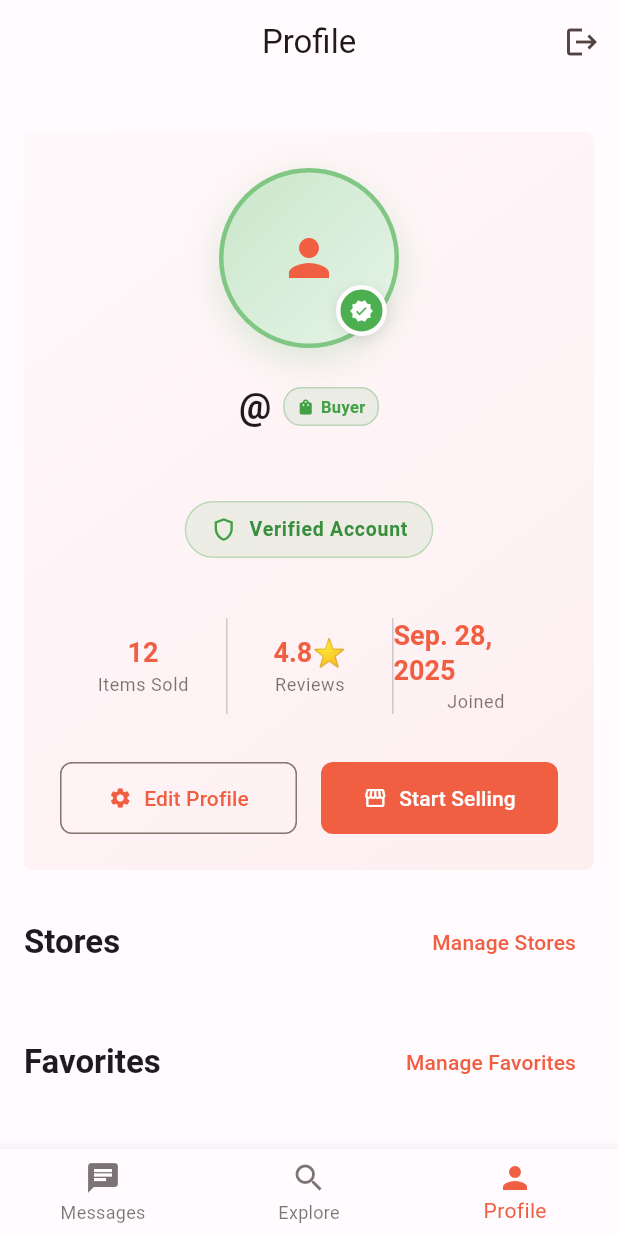
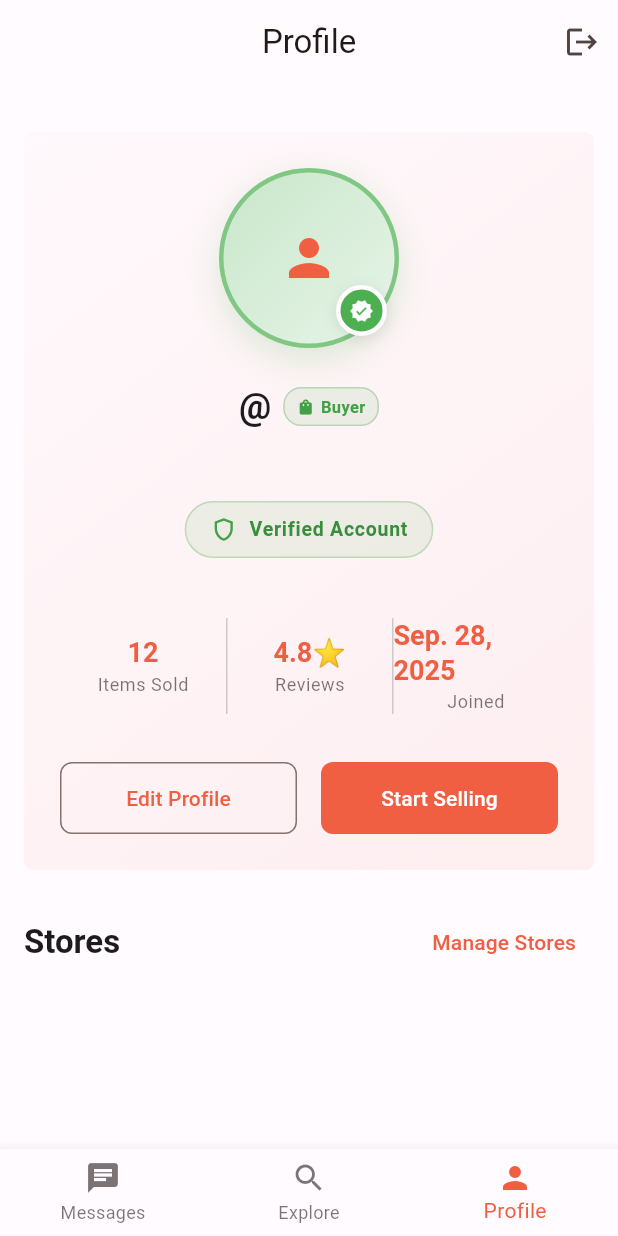
Before and after one commit to laurencetroyv/spotsell, a Flutter app: the BuyerScreen screen opened directly, item 3 of the bottom bar chosen, on a phone screen of 412 x 824 dp. Run offline on Flutter 3.47's test engine with Material 3 defaults, Android fonts, the phone set to English and light mode, and no system bars; drawn by our look-alikes of sentry_flutter; our stand-ins replace dio, envied, flutter_secure_storage, flutter_slidable, flutter_svg, image_picker and 2 more; missing offline and left inert: fluent_ui, yaru; accounts and stored records are empty; generated files the repository leaves out were written again; network calls fail; statements that could not run were skipped.

Commit message:
⚰️ chore: Cleanup widgets

```diff
--- a/lib/src/ui/feature/buyer/buyer_screen.dart
+++ b/lib/src/ui/feature/buyer/buyer_screen.dart
@@ -27,9 +27,6 @@ class _BuyerScreenState extends State<BuyerScreen>
   late AuthService _authService;
   final FocusNode _searchFocusNode = FocusNode();
   final TextEditingController _searchController = TextEditingController();
-
-  // bool _showAdvancedFilters = false;
-  // bool _isCompactMode = false;
 
   @override
   void initState() {
@@ -76,7 +73,7 @@ class _BuyerScreenState extends State<BuyerScreen>
     return Scaffold(
       body: Row(
         children: [
-          if (_shouldShowNavigationRail(responsive))
+          if (responsive.shouldShowNavigationRail)
             _buildEnhancedNavigationSidebar(context, responsive),
 
           Expanded(
@@ -92,12 +89,6 @@ class _BuyerScreenState extends State<BuyerScreen>
         ],
       ),
     );
-  }
-
-  bool _shouldShowNavigationRail(ResponsiveBreakpoints responsive) {
-    return responsive.shouldShowNavigationRail ||
-        (!kIsWeb && Platform.isWindows) ||
-        (kIsWeb && responsive.isDesktop);
   }
 
   Widget _buildEnhancedNavigationSidebar(
@@ -250,28 +241,6 @@ class _BuyerScreenState extends State<BuyerScreen>
         }),
 
         const SizedBox(height: 16),
-
-        // if (_viewModel.extend && responsive.isDesktop) ...[
-        //   _buildSectionDivider(context, 'Quick Actions'),
-        //   _buildQuickActionItem(
-        //     context,
-        //     Icons.filter_list,
-        //     'Advanced Filters',
-        //     () => setState(() => _showAdvancedFilters = !_showAdvancedFilters),
-        //   ),
-        //   _buildQuickActionItem(
-        //     context,
-        //     _isCompactMode ? Icons.view_list : Icons.view_module,
-        //     _isCompactMode ? 'Card View' : 'Compact View',
-        //     () => setState(() => _isCompactMode = !_isCompactMode),
-        //   ),
-        //   _buildQuickActionItem(
-        //     context,
-        //     Icons.refresh,
-        //     'Refresh',
-        //     () => _refreshCurrentPage(),
-        //   ),
-        // ],
       ],
     );
   }
@@ -338,33 +307,6 @@ class _BuyerScreenState extends State<BuyerScreen>
       ),
     );
   }
-
-  // Widget _buildSectionDivider(BuildContext context, String title) {
-  //   if (!_viewModel.extend) return const SizedBox.shrink();
-
-  //   return Padding(
-  //     padding: const EdgeInsets.symmetric(horizontal: 16, vertical: 8),
-  //     child: Text(
-  //       title,
-  //       style: Theme.of(context).textTheme.bodySmall?.copyWith(
-  //         color: Theme.of(
-  //           context,
-  //         ).textTheme.bodySmall?.color?.withValues(alpha: 0.6),
-  //         fontWeight: FontWeight.w600,
-  //         letterSpacing: 0.5,
-  //       ),
-  //     ),
-  //   );
-  // }
-
-  // Widget _buildQuickActionItem(
-  //   BuildContext context,
-  //   IconData icon,
-  //   String label,
-  //   VoidCallback onTap,
-  // ) {
-  //   return _buildNavigationItem(context, icon, icon, label, false, onTap);
-  // }
 
   Widget _buildRailFooter(
     BuildContext context,
@@ -558,8 +500,4 @@ class _BuyerScreenState extends State<BuyerScreen>
 
     return content;
   }
-
-  // void _refreshCurrentPage() {
-  //   debugPrint('Refreshing current page');
-  // }
 }
--- a/lib/src/ui/feature/buyer/pages/profile_screen.dart
+++ b/lib/src/ui/feature/buyer/pages/profile_screen.dart
@@ -17,7 +17,6 @@ import 'package:spotsell/src/data/entities/store_request.dart';
 import 'package:spotsell/src/data/repositories/store_repository.dart';
 import 'package:spotsell/src/data/services/auth_service.dart';
 import 'package:spotsell/src/ui/feature/buyer/view_models/profile_view_model.dart';
-import 'package:spotsell/src/ui/feature/buyer/widgets/item_card.dart';
 import 'package:spotsell/src/ui/feature/buyer/widgets/profile_info_card.dart';
 import 'package:spotsell/src/ui/feature/buyer/widgets/store_item_card.dart';
 import 'package:spotsell/src/ui/shared/widgets/adaptive_button.dart';
@@ -198,11 +197,6 @@ class _ProfileScreenState extends State<ProfileScreen> {
             _buildStoresSection(context, responsive),
             SizedBox(height: responsive.largeSpacing),
           ],
-
-          _buildFavoritesSection(context, responsive),
-          SizedBox(height: responsive.extraLargeSpacing),
-
-          SizedBox(height: responsive.mediumSpacing),
         ],
       ),
     );
@@ -258,19 +252,6 @@ class _ProfileScreenState extends State<ProfileScreen> {
             ),
           ),
         ),
-      ],
-    );
-  }
-
-  Widget _buildFavoritesSection(
-    BuildContext context,
-    ResponsiveBreakpoints responsive,
-  ) {
-    return Column(
-      children: [
-        _buildSectionHeader(context, 'Favorites', 'Manage Favorites'),
-        SizedBox(height: responsive.smallSpacing),
-        // _buildFavoritesGrid(context, responsive),
       ],
     );
   }
--- a/lib/src/ui/feature/buyer/widgets/profile_info_card.dart
+++ b/lib/src/ui/feature/buyer/widgets/profile_info_card.dart
@@ -290,17 +290,7 @@ class _ProfileInfoCardState extends State<ProfileInfoCard> {
                   onPressed: _handleEditProfile,
                   type: AdaptiveButtonType.secondary,
                   size: AdaptiveButtonSize.medium,
-                  child: Row(
-                    mainAxisSize: MainAxisSize.min,
-                    children: [
-                      Icon(
-                        ThemeUtils.getAdaptiveIcon(AdaptiveIcon.settings),
-                        size: 16,
-                      ),
-                      const SizedBox(width: 8),
-                      const Text('Edit Profile'),
-                    ],
-                  ),
+                  child: const Text('Edit Profile'),
                 ),
               ),
               SizedBox(width: responsive.mediumSpacing),
@@ -310,21 +300,8 @@ class _ProfileInfoCardState extends State<ProfileInfoCard> {
                   onPressed: _handleBecomeSellerOrManageStore,
                   type: AdaptiveButtonType.primary,
                   size: AdaptiveButtonSize.medium,
-                  child: Row(
-                    mainAxisSize: MainAxisSize.min,
-                    children: [
-                      Icon(
-                        _authService.isSeller ? Icons.store : Icons.storefront,
-                        size: 16,
-                        color: Colors.white,
-                      ),
-                      const SizedBox(width: 8),
-                      Text(
-                        _authService.isSeller
-                            ? 'Manage Store'
-                            : 'Start Selling',
-                      ),
-                    ],
+                  child: Text(
+                    _authService.isSeller ? 'Manage Store' : 'Start Selling',
                   ),
                 ),
               ),
```
